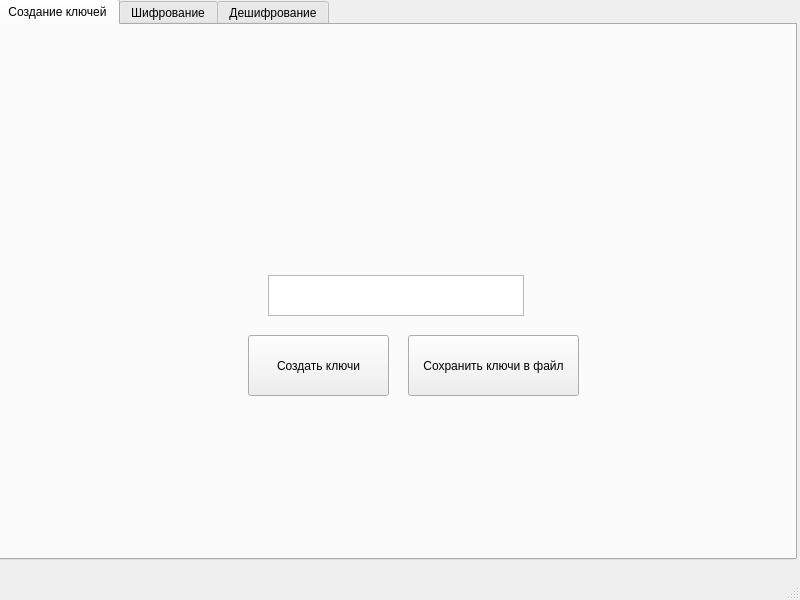
Before: the Qt Designer form RSA/mainwindow.ui in Shersula/RSA, drawn with Qt 5.
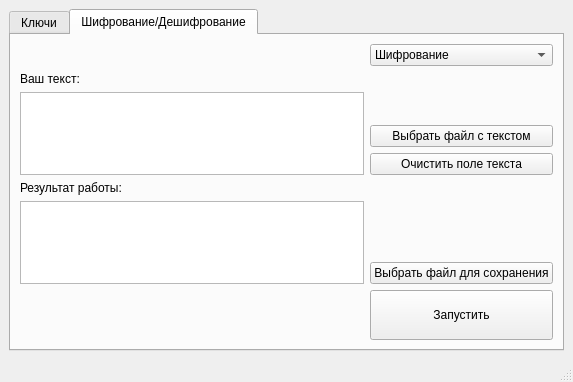
After: the same form once the commit is applied. The open tabs and pages were chosen to show the change.

What changed in the file:
```diff
--- a/RSA/mainwindow.ui
+++ b/RSA/mainwindow.ui
@@ -6,150 +6,316 @@
    <rect>
     <x>0</x>
     <y>0</y>
-    <width>800</width>
-    <height>600</height>
+    <width>573</width>
+    <height>382</height>
    </rect>
   </property>
   <property name="windowTitle">
    <string>RSA</string>
   </property>
   <widget class="QWidget" name="centralwidget">
-   <widget class="QTabWidget" name="tabWidget">
-    <property name="geometry">
-     <rect>
-      <x>-4</x>
-      <y>-1</y>
-      <width>801</width>
-      <height>561</height>
-     </rect>
-    </property>
-    <property name="currentIndex">
-     <number>0</number>
-    </property>
-    <widget class="QWidget" name="tab_3">
-     <attribute name="title">
-      <string>Создание ключей</string>
-     </attribute>
-     <widget class="QTextBrowser" name="textBrowser">
-      <property name="geometry">
-       <rect>
-        <x>270</x>
-        <y>250</y>
-        <width>256</width>
-        <height>41</height>
-       </rect>
+   <layout class="QVBoxLayout" name="verticalLayout_16">
+    <item>
+     <widget class="QTabWidget" name="tabWidget">
+      <property name="currentIndex">
+       <number>0</number>
       </property>
+      <widget class="QWidget" name="tab_4">
+       <attribute name="title">
+        <string>Ключи</string>
+       </attribute>
+       <layout class="QHBoxLayout" name="horizontalLayout_11">
+        <item>
+         <layout class="QVBoxLayout" name="verticalLayout_14">
+          <item>
+           <widget class="QPushButton" name="pushButton_7">
+            <property name="text">
+             <string>Сгенерировать</string>
+            </property>
+           </widget>
+          </item>
+          <item>
+           <layout class="QHBoxLayout" name="horizontalLayout_9">
+            <item>
+             <layout class="QVBoxLayout" name="verticalLayout_12">
+              <item>
+               <widget class="QLabel" name="label_4">
+                <property name="text">
+                 <string>Ваш ключ:</string>
+                </property>
+               </widget>
+              </item>
+              <item>
+               <widget class="QLabel" name="label_3">
+                <property name="text">
+                 <string>Выберите файл приватного ключа:</string>
+                </property>
+               </widget>
+              </item>
+             </layout>
+            </item>
+            <item>
+             <layout class="QVBoxLayout" name="verticalLayout_8">
+              <item>
+               <layout class="QHBoxLayout" name="horizontalLayout_2">
+                <item>
+                 <widget class="QLineEdit" name="lineEdit_3"/>
+                </item>
+               </layout>
+              </item>
+              <item>
+               <layout class="QHBoxLayout" name="horizontalLayout_4">
+                <item>
+                 <widget class="QPushButton" name="pushButton_5">
+                  <property name="text">
+                   <string>Обзор</string>
+                  </property>
+                 </widget>
+                </item>
+                <item>
+                 <spacer name="horizontalSpacer">
+                  <property name="orientation">
+                   <enum>Qt::Horizontal</enum>
+                  </property>
+                  <property name="sizeHint" stdset="0">
+                   <size>
+                    <width>40</width>
+                    <height>20</height>
+                   </size>
+                  </property>
+                 </spacer>
+                </item>
+               </layout>
+              </item>
+             </layout>
+            </item>
+           </layout>
+          </item>
+          <item>
+           <layout class="QHBoxLayout" name="horizontalLayout_10">
+            <item>
+             <layout class="QVBoxLayout" name="verticalLayout_13">
+              <item>
+               <widget class="QLabel" name="label_5">
+                <property name="text">
+                 <string>Публичный ключ:</string>
+                </property>
+               </widget>
+              </item>
+              <item>
+               <widget class="QLabel" name="label_6">
+                <property name="text">
+                 <string>Выберите файл публичного ключа:</string>
+                </property>
+               </widget>
+              </item>
+             </layout>
+            </item>
+            <item>
+             <layout class="QVBoxLayout" name="verticalLayout_11">
+              <item>
+               <layout class="QHBoxLayout" name="horizontalLayout_5">
+                <item>
+                 <widget class="QLineEdit" name="lineEdit_2"/>
+                </item>
+               </layout>
+              </item>
+              <item>
+               <layout class="QHBoxLayout" name="horizontalLayout_6">
+                <item>
+                 <widget class="QPushButton" name="pushButton_6">
+                  <property name="text">
+                   <string>Обзор</string>
+                  </property>
+                 </widget>
+                </item>
+                <item>
+                 <spacer name="horizontalSpacer_2">
+                  <property name="orientation">
+                   <enum>Qt::Horizontal</enum>
+                  </property>
+                  <property name="sizeHint" stdset="0">
+                   <size>
+                    <width>40</width>
+                    <height>20</height>
+                   </size>
+                  </property>
+                 </spacer>
+                </item>
+               </layout>
+              </item>
+             </layout>
+            </item>
+           </layout>
+          </item>
+          <item>
+           <spacer name="verticalSpacer_3">
+            <property name="orientation">
+             <enum>Qt::Vertical</enum>
+            </property>
+            <property name="sizeHint" stdset="0">
+             <size>
+              <width>20</width>
+              <height>40</height>
+             </size>
+            </property>
+           </spacer>
+          </item>
+         </layout>
+        </item>
+       </layout>
+      </widget>
+      <widget class="QWidget" name="tab_3">
+       <attribute name="title">
+        <string>Шифрование/Дешифрование</string>
+       </attribute>
+       <layout class="QVBoxLayout" name="verticalLayout_10">
+        <item>
+         <layout class="QGridLayout" name="gridLayout">
+          <item row="0" column="1">
+           <layout class="QVBoxLayout" name="verticalLayout_7">
+            <item>
+             <widget class="QComboBox" name="comboBox">
+              <item>
+               <property name="text">
+                <string>Шифрование</string>
+               </property>
+              </item>
+              <item>
+               <property name="text">
+                <string>Дешифрование</string>
+               </property>
+              </item>
+             </widget>
+            </item>
+           </layout>
+          </item>
+          <item row="0" column="0">
+           <layout class="QVBoxLayout" name="verticalLayout"/>
+          </item>
+          <item row="2" column="0">
+           <layout class="QVBoxLayout" name="verticalLayout_5">
+            <item>
+             <widget class="QLabel" name="label_2">
+              <property name="text">
+               <string>Результат работы:</string>
+              </property>
+             </widget>
+            </item>
+            <item>
+             <widget class="QPlainTextEdit" name="plainTextEdit">
+              <property name="enabled">
+               <bool>true</bool>
+              </property>
+              <property name="undoRedoEnabled">
+               <bool>true</bool>
+              </property>
+              <property name="readOnly">
+               <bool>true</bool>
+              </property>
+             </widget>
+            </item>
+           </layout>
+          </item>
+          <item row="3" column="1">
+           <layout class="QVBoxLayout" name="verticalLayout_9">
+            <item>
+             <widget class="QPushButton" name="pushButton_4">
+              <property name="minimumSize">
+               <size>
+                <width>100</width>
+                <height>50</height>
+               </size>
+              </property>
+              <property name="text">
+               <string>Запустить</string>
+              </property>
+              <property name="autoDefault">
+               <bool>false</bool>
+              </property>
+             </widget>
+            </item>
+           </layout>
+          </item>
+          <item row="1" column="0">
+           <layout class="QVBoxLayout" name="verticalLayout_4">
+            <item>
+             <widget class="QLabel" name="label">
+              <property name="text">
+               <string>Ваш текст:</string>
+              </property>
+             </widget>
+            </item>
+            <item>
+             <widget class="QPlainTextEdit" name="plainTextEdit_2"/>
+            </item>
+           </layout>
+          </item>
+          <item row="1" column="1">
+           <layout class="QVBoxLayout" name="verticalLayout_2">
+            <item>
+             <spacer name="verticalSpacer_2">
+              <property name="orientation">
+               <enum>Qt::Vertical</enum>
+              </property>
+              <property name="sizeHint" stdset="0">
+               <size>
+                <width>20</width>
+                <height>58</height>
+               </size>
+              </property>
+             </spacer>
+            </item>
+            <item>
+             <widget class="QPushButton" name="pushButton_2">
+              <property name="text">
+               <string>Выбрать файл с текстом</string>
+              </property>
+             </widget>
+            </item>
+            <item>
+             <widget class="QPushButton" name="pushButton">
+              <property name="text">
+               <string>Очистить поле текста</string>
+              </property>
+             </widget>
+            </item>
+           </layout>
+          </item>
+          <item row="2" column="1">
+           <layout class="QVBoxLayout" name="verticalLayout_3">
+            <item>
+             <spacer name="verticalSpacer">
+              <property name="orientation">
+               <enum>Qt::Vertical</enum>
+              </property>
+              <property name="sizeHint" stdset="0">
+               <size>
+                <width>20</width>
+                <height>40</height>
+               </size>
+              </property>
+             </spacer>
+            </item>
+            <item>
+             <widget class="QPushButton" name="pushButton_3">
+              <property name="text">
+               <string>Выбрать файл для сохранения</string>
+              </property>
+             </widget>
+            </item>
+           </layout>
+          </item>
+          <item row="3" column="0">
+           <layout class="QVBoxLayout" name="verticalLayout_6"/>
+          </item>
+         </layout>
+        </item>
+       </layout>
+      </widget>
      </widget>
-     <widget class="QPushButton" name="pushButton">
-      <property name="geometry">
-       <rect>
-        <x>250</x>
-        <y>310</y>
-        <width>141</width>
-        <height>61</height>
-       </rect>
-      </property>
-      <property name="text">
-       <string>Создать ключи</string>
-      </property>
-     </widget>
-     <widget class="QPushButton" name="pushButton_2">
-      <property name="geometry">
-       <rect>
-        <x>410</x>
-        <y>310</y>
-        <width>171</width>
-        <height>61</height>
-       </rect>
-      </property>
-      <property name="text">
-       <string>Сохранить ключи в файл</string>
-      </property>
-     </widget>
-    </widget>
-    <widget class="QWidget" name="tab">
-     <attribute name="title">
-      <string>Шифрование</string>
-     </attribute>
-     <widget class="QTextBrowser" name="textBrowser_3">
-      <property name="geometry">
-       <rect>
-        <x>450</x>
-        <y>50</y>
-        <width>256</width>
-        <height>192</height>
-       </rect>
-      </property>
-     </widget>
-     <widget class="QPushButton" name="pushButton_3">
-      <property name="geometry">
-       <rect>
-        <x>80</x>
-        <y>300</y>
-        <width>101</width>
-        <height>31</height>
-       </rect>
-      </property>
-      <property name="text">
-       <string>Выбрать ключи</string>
-      </property>
-     </widget>
-     <widget class="QPushButton" name="pushButton_4">
-      <property name="geometry">
-       <rect>
-        <x>80</x>
-        <y>420</y>
-        <width>91</width>
-        <height>31</height>
-       </rect>
-      </property>
-      <property name="text">
-       <string>Зашифровать</string>
-      </property>
-     </widget>
-     <widget class="QPushButton" name="pushButton_5">
-      <property name="geometry">
-       <rect>
-        <x>80</x>
-        <y>380</y>
-        <width>171</width>
-        <height>31</height>
-       </rect>
-      </property>
-      <property name="text">
-       <string>Сохранить в файл результат</string>
-      </property>
-     </widget>
-     <widget class="QPushButton" name="pushButton_6">
-      <property name="geometry">
-       <rect>
-        <x>80</x>
-        <y>340</y>
-        <width>171</width>
-        <height>31</height>
-       </rect>
-      </property>
-      <property name="text">
-       <string>Выбрать файлс текстом</string>
-      </property>
-     </widget>
-     <widget class="QTextEdit" name="textEdit">
-      <property name="geometry">
-       <rect>
-        <x>50</x>
-        <y>50</y>
-        <width>261</width>
-        <height>191</height>
-       </rect>
-      </property>
-     </widget>
-    </widget>
-    <widget class="QWidget" name="tab_2">
-     <attribute name="title">
-      <string>Дешифрование</string>
-     </attribute>
-    </widget>
-   </widget>
+    </item>
+   </layout>
   </widget>
   <widget class="QMenuBar" name="menubar">
    <property name="geometry">
```
Left out of the diff: 2 changed lines with no effect on the pictures.
